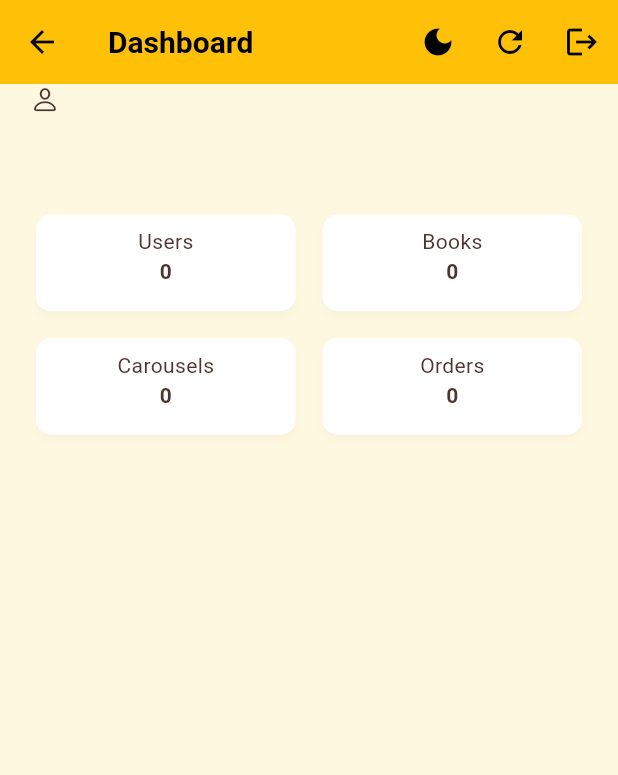
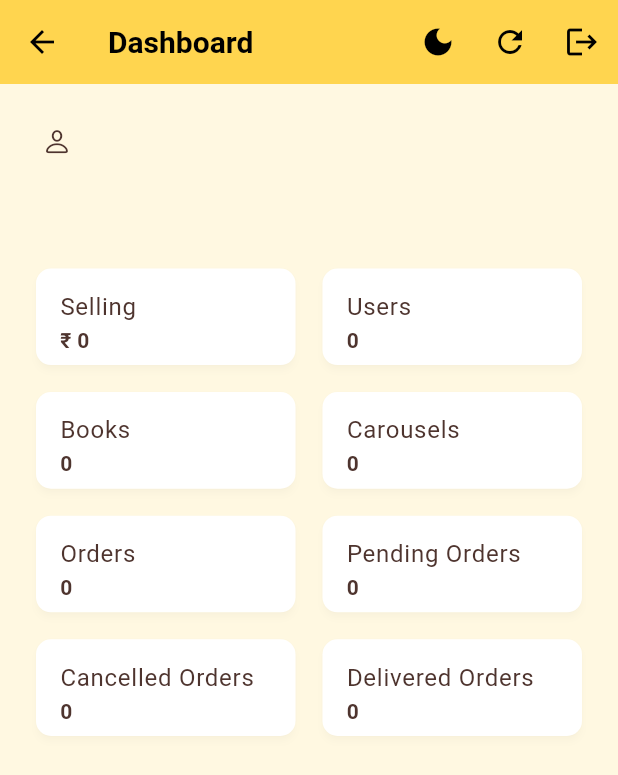
Before and after one commit to JayGandhi1709/Book-Heaven-App, a Flutter app: the DashboardScreen screen opened directly, on a phone screen of 412 x 824 dp. Shown: the top 775 px of the screen. Run offline on Flutter 3.47's test engine with Material 3 defaults, Android fonts, the phone set to English and light mode, and no system bars; our stand-ins replace cached_network_image, carousel_slider, dotted_border, file_picker, flutter_svg, get and 3 more; missing offline and left inert: flutter_stripe, flutter_windowmanager, syncfusion_flutter_pdfviewer; accounts and stored records are empty; network calls fail.

Commit message:
Admin side ui

```diff
--- a/lib/screens/admin/dashboard/dashboard_screen.dart
+++ b/lib/screens/admin/dashboard/dashboard_screen.dart
@@ -1,5 +1,8 @@
+import 'dart:developer';
+
 import 'package:book_heaven/screens/admin/book/book_screen.dart';
 import 'package:book_heaven/screens/admin/carousel/carousel.dart';
+import 'package:book_heaven/screens/admin/dashboard/sells.dart';
 import 'package:book_heaven/screens/admin/user/user_screen.dart';
 import 'package:book_heaven/screens/user/order/orders_screen.dart';
 import 'package:book_heaven/utility/extensions.dart';
@@ -45,6 +48,8 @@ class _DashboardScreenState extends State<DashboardScreen> {
 
     return Scaffold(
       appBar: AppBar(
+        elevation: 0,
+        backgroundColor: Colors.amber.shade300,
         title: const Text('Dashboard'),
         actions: [
           IconButton(
@@ -75,6 +80,13 @@ class _DashboardScreenState extends State<DashboardScreen> {
           child: Column(
             crossAxisAlignment: CrossAxisAlignment.start,
             children: [
+          // Text(context.orderController.salesData.toString()),
+              const SizedBox(height: 20),
+              Padding(
+                padding: const EdgeInsets.all(8.0),
+                child: Column(
+                  crossAxisAlignment: CrossAxisAlignment.start,
+                  children: [
                     const Icon(CupertinoIcons.person, size: 20),
                     const SizedBox(height: 5),
                     Text(
@@ -89,10 +101,18 @@ class _DashboardScreenState extends State<DashboardScreen> {
                         fontSize: 12,
                       ),
                     ),
+                  ],
+                ),
+              ),
               const SizedBox(height: 20),
               Obx(
                 () {
                   List<Map<String, dynamic>> cardNames = [
+                    {
+                      'name': 'Selling',
+                      'count': "₹ ${context.orderController.calculateTotalSelling().toStringAsFixed(0)}",
+                      'onTap': () => Get.to(() => SalesChart(salesData: context.orderController.salesData)),
+                    },
                     {
                       'name': 'Users',
                       'count': context.dataProvider.allUsers.length.toString(),
@@ -111,6 +131,23 @@ class _DashboardScreenState extends State<DashboardScreen> {
                     },
                     {
                       'name': 'Orders',
+                      'count':
+                          context.orderController.allOrders.length.toString(),
+                      'onTap': () => Get.to(() => const OrdersScreen()),
+                    },
+                    {
+                      'name': 'Pending Orders',
+                      'count':
+                          context.orderController.allOrders.length.toString(),
+                      'onTap': () => Get.to(() => const OrdersScreen()),
+                    },
+                    {
+                      'name': 'Cancelled Orders',
+                      'count':
+                          context.orderController.allOrders.length.toString(),
+                      'onTap': () => Get.to(() => const OrdersScreen()),
+                    },{
+                      'name': 'Delivered Orders',
                       'count':
                           context.orderController.allOrders.length.toString(),
                       'onTap': () => Get.to(() => const OrdersScreen()),
@@ -142,33 +179,42 @@ class _DashboardScreenState extends State<DashboardScreen> {
                       return Card(
                         elevation: 2,
                         // color: context.theme.cardColor,
-
                         shape: RoundedRectangleBorder(
                           borderRadius: BorderRadius.circular(10),
                         ),
                         child: InkWell(
                           onTap: cardName['onTap'],
-                          child: Padding(
-                            padding: const EdgeInsets.all(8.0),
-                            child: Column(
-                              crossAxisAlignment: CrossAxisAlignment.center,
-                              children: [
-                                Text(cardName['name'] ?? ''),
-                                Text(
+                          child: ListTile(
+                            title: Text(cardName['name'] ?? ''),
+                            subtitle: Text(
                               cardName['count'] ?? '',
                               style: const TextStyle(
                                 fontWeight: FontWeight.bold,
                               ),
                             ),
-                              ],
                           ),
                         ),
-                        ),
+                        // InkWell(
+                        //   onTap: cardName['onTap'],
+                        //   child: Column(
+                        //     crossAxisAlignment: CrossAxisAlignment.center,
+                        //     children: [
+                        //       Text(cardName['name'] ?? ''),
+                        //       Text(
+                        //         cardName['count'] ?? '',
+                        //         style: const TextStyle(
+                        //           fontWeight: FontWeight.bold,
+                        //         ),
+                        //       ),
+                        //     ],
+                        //   ),
+                        // ),
                       );
                     },
                   );
                 },
               ),
+
             ],
           ),
         ),
--- a/lib/screens/user/E book/ebooks_screen.dart
+++ b/lib/screens/user/E book/ebooks_screen.dart
@@ -53,7 +53,7 @@ class EBooksScreen extends StatelessWidget {
                             ),
                             title: Text(orderItem.book.title),
                             onTap: () => Get.to(() => CustomPdfViewer(
-                                  pdfUrl: orderItem.book.pdfUrl!,
+                              book: orderItem.book,
                                   isPurchased: true,
                                 )),
                           ),
--- a/lib/screens/user/favorite/favorite_controller.dart
+++ b/lib/screens/user/favorite/favorite_controller.dart
@@ -48,6 +48,7 @@ class FavoriteController extends GetxController {
 
   // Check if a book is marked as favorite
   bool isFavorite(BookModel book) {
+    log(_allFavoriteBooks.contains(book).toString(),name: "isFav",);
     return _allFavoriteBooks.contains(book);
   }
 }
--- a/lib/screens/user/profile/profile_screen.dart
+++ b/lib/screens/user/profile/profile_screen.dart
@@ -69,8 +69,9 @@ class _ProfileScreenState extends State<ProfileScreen> {
       body: Padding(
         padding: const EdgeInsets.all(16),
         child: Column(
-          mainAxisAlignment: MainAxisAlignment.center,
+          mainAxisAlignment: MainAxisAlignment.start,
           children: [
+            const SizedBox(height: 50),
             const Center(
               child: CircleAvatar(
                 radius: 50,
@@ -95,7 +96,7 @@ class _ProfileScreenState extends State<ProfileScreen> {
                 fontWeight: FontWeight.w400,
               ),
             ),
-            const SizedBox(height: 35),
+            const SizedBox(height: 50),
             ...settingsItem.map(
               (e) => Padding(
                 padding: const EdgeInsets.all(4.0),
--- a/lib/utility/theme.dart
+++ b/lib/utility/theme.dart
@@ -73,7 +73,8 @@ class AppThemes {
     ),
     scaffoldBackgroundColor: const Color(0xFF121212), // Charcoal background
     appBarTheme: const AppBarTheme(
-      backgroundColor: Color(0xFFFF9800), // Deep Amber AppBar
+      // backgroundColor: Color(0xFFFF9800), // Deep Amber AppBar
+      backgroundColor: Color(0xFFFFC107), // Amber AppBar
       foregroundColor: Color(0xFFFFF8E1), // Light Beige text color
       elevation: 1, // Shadow for AppBar
       titleTextStyle: TextStyle(
--- a/pubspec.yaml
+++ b/pubspec.yaml
@@ -49,6 +49,8 @@ dependencies:
   syncfusion_flutter_pdfviewer: ^27.1.51
   intl: ^0.19.0
   flutter_svg: ^2.0.10+1
+  syncfusion_flutter_charts: ^27.1.53
+  flutter_windowmanager: ^0.2.0
   # pdfx: ^2.8.0
   # bottom_navy_bar: ^6.0.0
 
```
Also changed, not shown: lib/common/custom_pdf_view.dart (+46 -38 lines), lib/screens/admin/dashboard/sells.dart (added, +66 -0 lines), lib/screens/user/book/view_book.dart (+9 -16 lines), lib/screens/user/order/order_controller.dart (+67 -3 lines), pubspec.lock. Lines whose indentation alone changed are shown as unchanged.
